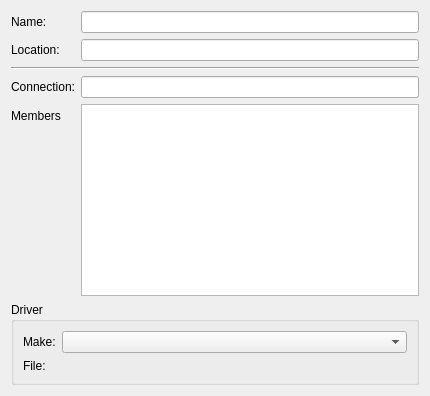
Above: libqcups/ModifyPrinter.ui from KDE/print-manager before the change. Below: the same form after it.
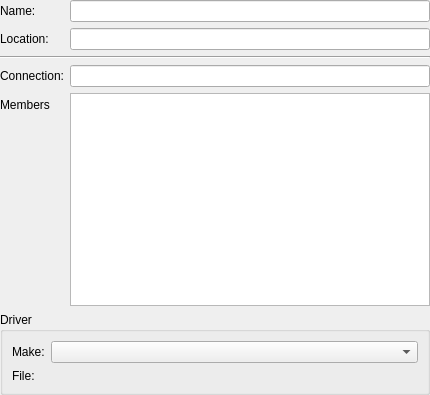
That is the form after the change. Custom widgets are drawn as their Qt base class.

Diff of the .ui file:
```diff
--- a/libqcups/ModifyPrinter.ui
+++ b/libqcups/ModifyPrinter.ui
@@ -7,13 +7,16 @@
     <x>0</x>
     <y>0</y>
     <width>430</width>
-    <height>360</height>
+    <height>395</height>
    </rect>
   </property>
   <property name="windowTitle">
    <string>Form</string>
   </property>
   <layout class="QGridLayout" name="gridLayout">
+   <property name="margin">
+    <number>0</number>
+   </property>
    <item row="0" column="0">
     <layout class="QFormLayout" name="formLayout">
      <property name="fieldGrowthPolicy">
```
